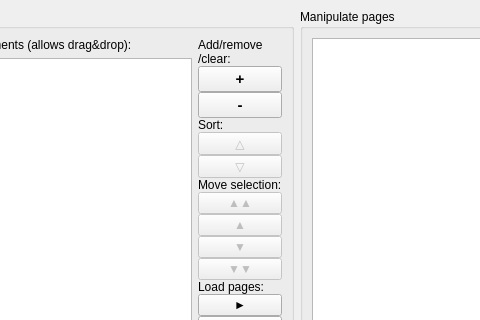
Qt form wndmain.ui (ronanpaixao/PyPDFTK) before a commit; both pictures show x 97 to 577 and y 0 to 320 of the 955 by 631 pixel window.
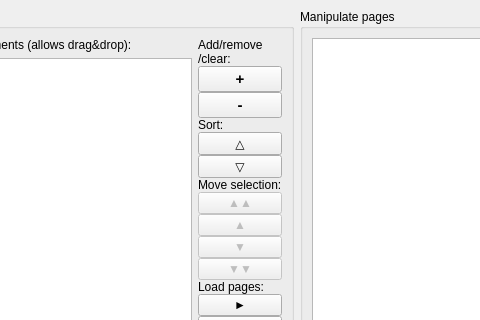
The same form after that commit. Custom widgets are drawn as their Qt base class.

Commit message: Implement file sorting (ascending and descending)

The edit to the form file:
```diff
--- a/wndmain.ui
+++ b/wndmain.ui
@@ -119,9 +119,6 @@
          </item>
          <item>
           <widget class="QPushButton" name="btnFileSortAsc">
-           <property name="enabled">
-            <bool>false</bool>
-           </property>
            <property name="text">
             <string>△</string>
            </property>
@@ -129,9 +126,6 @@
          </item>
          <item>
           <widget class="QPushButton" name="btnFileSortDesc">
-           <property name="enabled">
-            <bool>false</bool>
-           </property>
            <property name="text">
             <string>▽</string>
            </property>
```
The commit also changes 1 other file.
